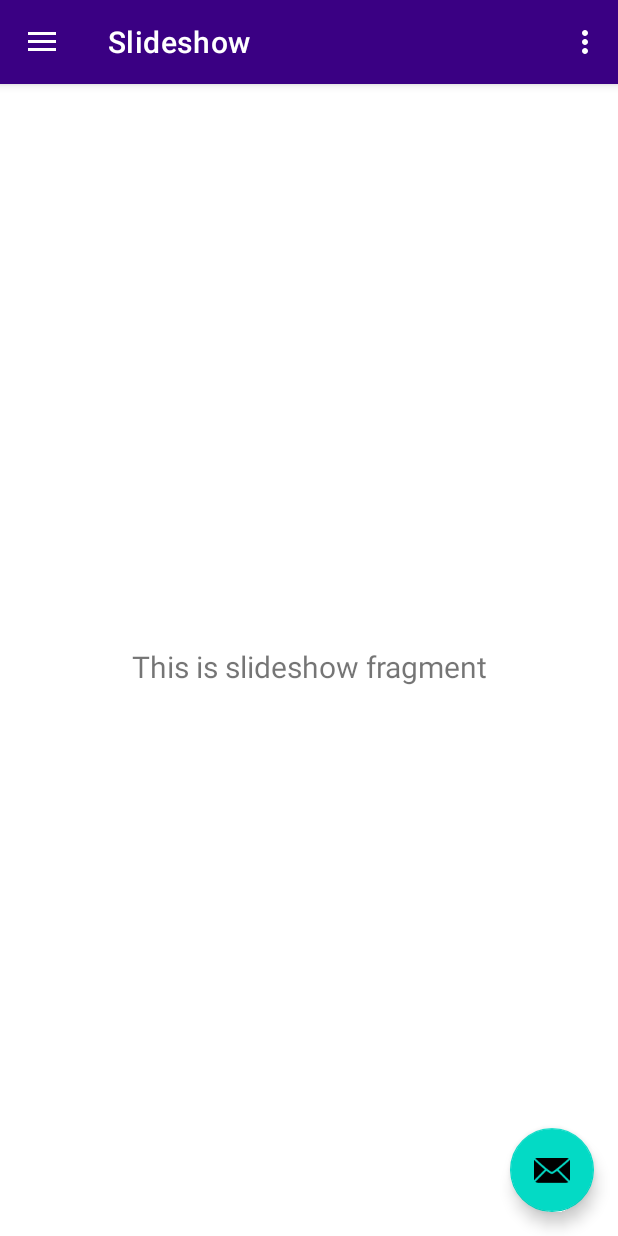
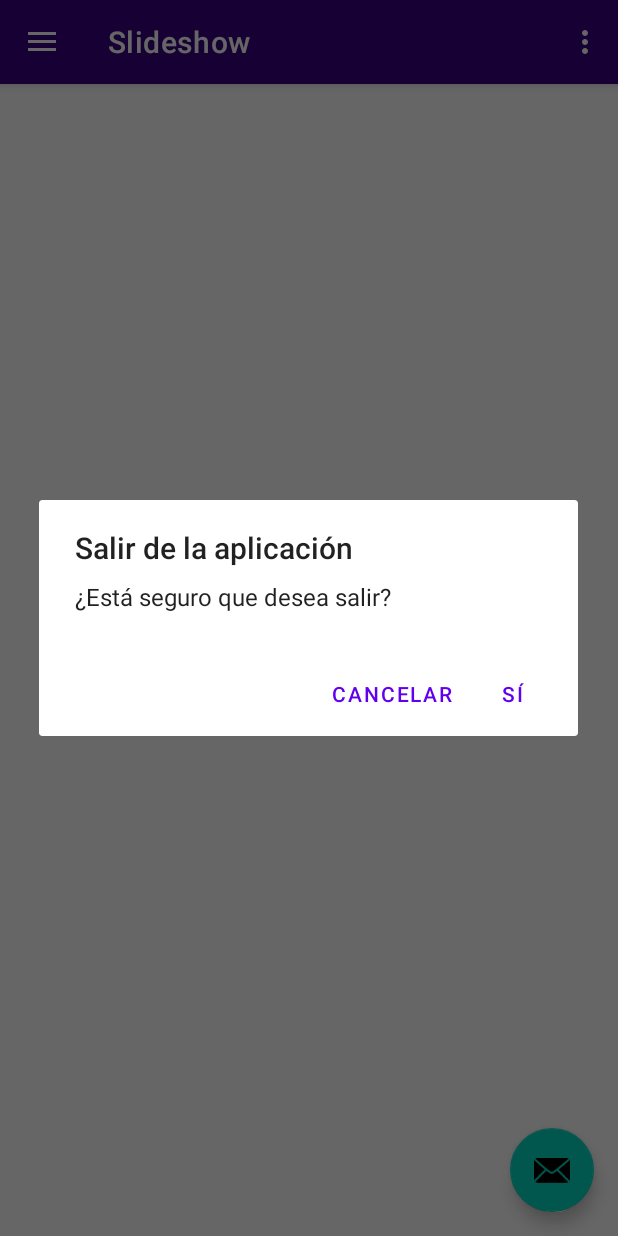
Before and after one commit to NadiaCCodina/tp_3_Moviles, an Android app: the screen it shows after launch (MainActivity), in the side drawer, after a tap on "Salir", on a phone screen of 412 x 824 dp. Run offline under Robolectric (Android 15) with nearby library versions, the phone set to English and light mode, and no system bars; our stand-ins replace navigation-ui.

Commit message:
correcciones, Salir

```diff
--- a/Tp3_Nadia/app/src/main/java/com/nadia/tp3_nadia/ui/home/CargarFragment.java
+++ b/Tp3_Nadia/app/src/main/java/com/nadia/tp3_nadia/ui/home/CargarFragment.java
@@ -30,7 +30,7 @@ public class CargarFragment extends Fragment {
         vm.getmMensaje().observe(getViewLifecycleOwner(), mensaje -> {
             Toast.makeText(getContext(), mensaje, Toast.LENGTH_LONG).show();
 
-            // 👇 limpiar solo si el mensaje fue éxito
+
             if ("Dato cargado correctamente".equals(mensaje)) {
                 binding.etCodigo.setText("");
                 binding.etDescripcion.setText("");
--- a/Tp3_Nadia/app/src/main/java/com/nadia/tp3_nadia/ui/slideshow/SalirFragment.java
+++ b/Tp3_Nadia/app/src/main/java/com/nadia/tp3_nadia/ui/slideshow/SalirFragment.java
@@ -7,9 +7,11 @@ import android.view.ViewGroup;
 import android.widget.TextView;
 
 import androidx.annotation.NonNull;
+import androidx.appcompat.app.AlertDialog;
 import androidx.fragment.app.Fragment;
 import androidx.lifecycle.ViewModelProvider;
 
+import com.nadia.tp3_nadia.R;
 import com.nadia.tp3_nadia.databinding.FragmentSalirBinding;
 
 
@@ -17,22 +19,26 @@ public class SalirFragment extends Fragment {
 
     private FragmentSalirBinding binding;
 
-    public View onCreateView(@NonNull LayoutInflater inflater,
-                             ViewGroup container, Bundle savedInstanceState) {
-        SalirViewModel salirViewModel =
-                new ViewModelProvider(this).get(SalirViewModel.class);
+    public View onCreateView(LayoutInflater inflater, ViewGroup container,
+                             Bundle savedInstanceState) {
+        View root = inflater.inflate(R.layout.fragment_salir, container, false);
 
-        binding = FragmentSalirBinding.inflate(inflater, container, false);
-        View root = binding.getRoot();
+        new AlertDialog.Builder(requireContext())
+                .setTitle("Salir de la aplicación")
+                .setMessage("¿Está seguro que desea salir?")
+                .setPositiveButton("Sí", (dialog, which) -> {
+                    requireActivity().finishAffinity();
+                    System.exit(0);
+                })
+                .setNegativeButton("Cancelar", (dialog, which) -> {
 
-        final TextView textView = binding.textSlideshow;
-        salirViewModel.getText().observe(getViewLifecycleOwner(), textView::setText);
+                    requireActivity()
+                            .getSupportFragmentManager()
+                            .popBackStack();
+                })
+                .setCancelable(false)
+                .show();
+
         return root;
     }
-
-    @Override
-    public void onDestroyView() {
-        super.onDestroyView();
-        binding = null;
-    }
 }
--- a/Tp3_Nadia/app/src/main/res/layout/fragment_cargar.xml
+++ b/Tp3_Nadia/app/src/main/res/layout/fragment_cargar.xml
@@ -26,7 +26,7 @@
         android:layout_height="52dp"
         android:layout_marginTop="112dp"
         android:ems="10"
-        android:hint="Ingrese Nombre"
+        android:hint="Ingrese Descripcion"
         android:inputType="text"
         app:layout_constraintEnd_toEndOf="parent"
         app:layout_constraintHorizontal_bias="0.497"
```
